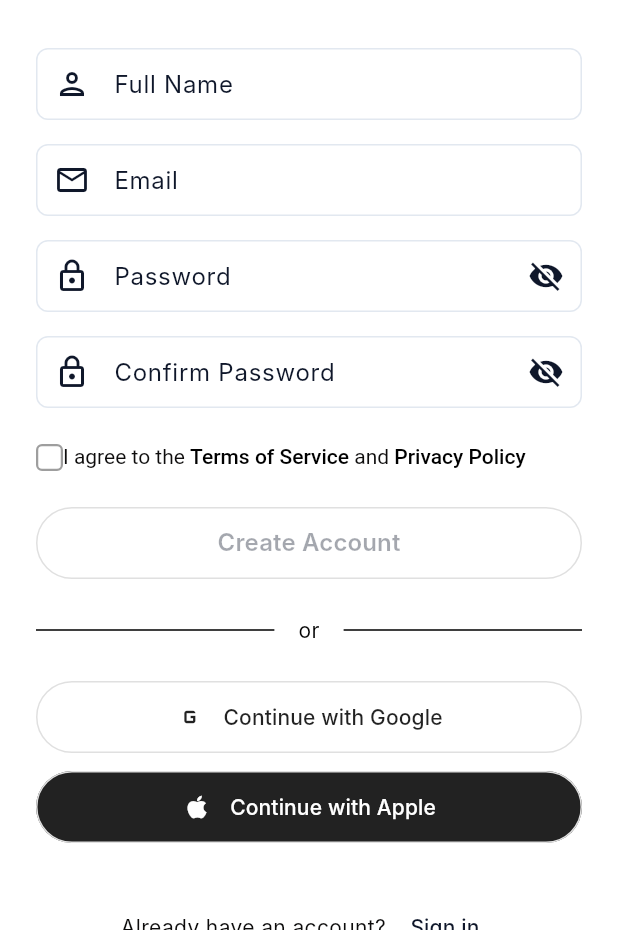
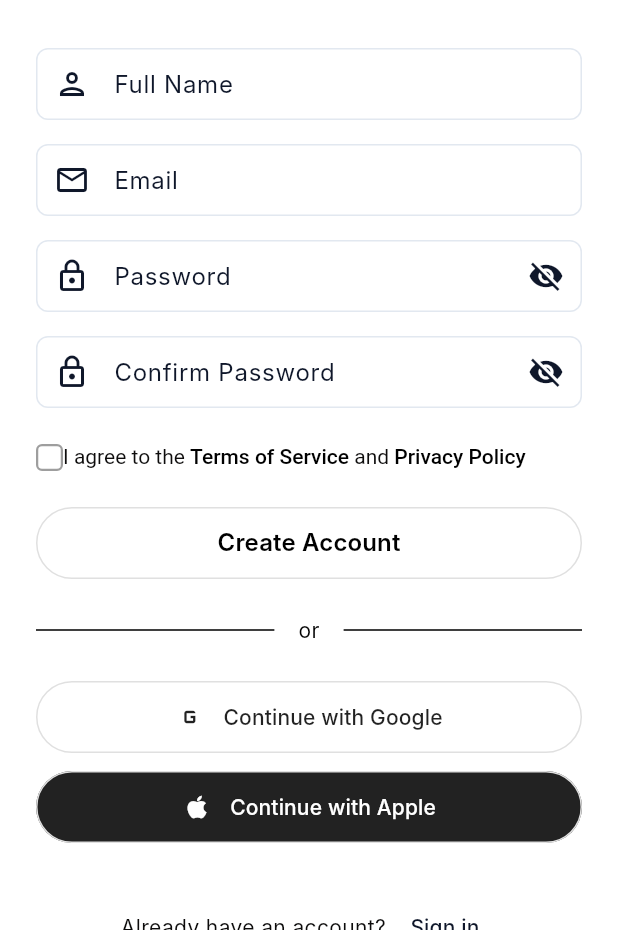
Before and after one commit to karizacharlotte/Kinya_Learn, a Flutter app: the RegisterScreen screen opened by its route, on a phone screen of 412 x 824 dp, the part 306-1236 px from its top. Run offline on Flutter 3.47's test engine with Material 3 defaults, Android fonts, the light colour scheme and no system bars; our stand-ins replace audioplayers, cloud_firestore, firebase_auth, firebase_core, firebase_storage, flutter_local_notifications and 4 more; missing offline and left inert: flutter_inappwebview; accounts and stored records are empty; Roboto replaces fonts that are missing (Inter).

Commit message:
fixed the create account button  to be visible to improve ux

```diff
--- a/lib/pages/auth/register_screen.dart
+++ b/lib/pages/auth/register_screen.dart
@@ -289,9 +289,10 @@ class _RegisterScreenState extends State<RegisterScreen> {
                                         Text(
                                           'Create Account',
                                           style: TextStyle(
-                                            fontSize: 16,
-                                            fontWeight: FontWeight.w600,
-                                          ),
+                                              fontSize: 16,
+                                              fontWeight: FontWeight.w600,
+                                              color:
+                                                  Color.fromARGB(255, 0, 0, 0)),
                                         ),
                                       ],
                                     ),
```
